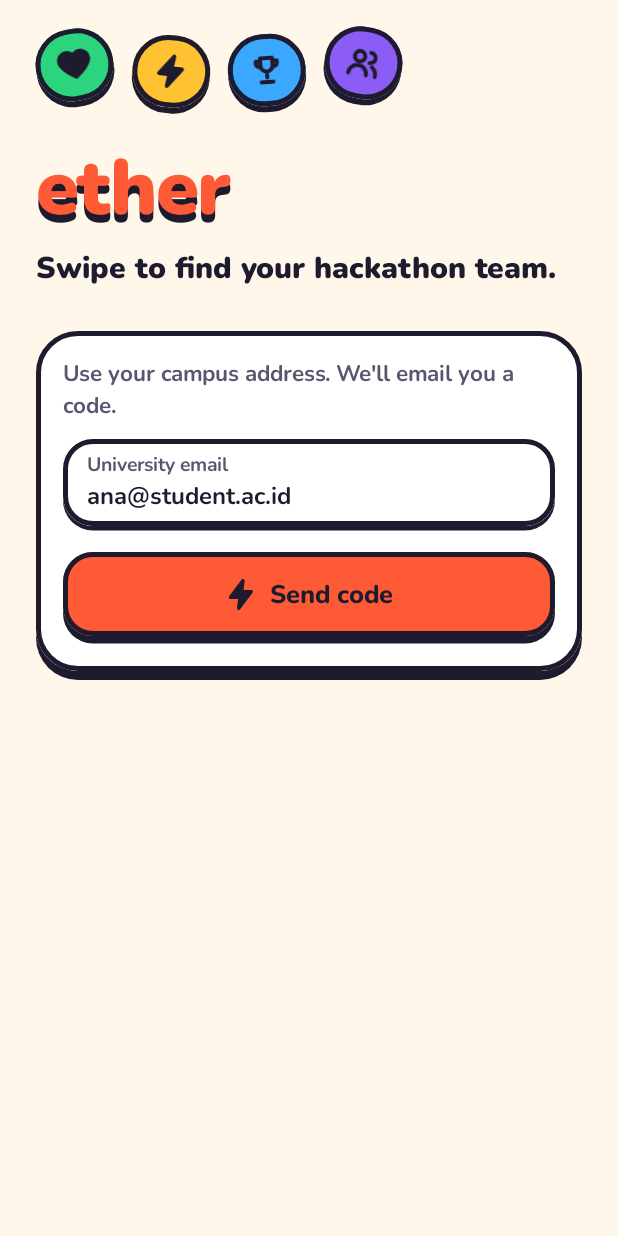
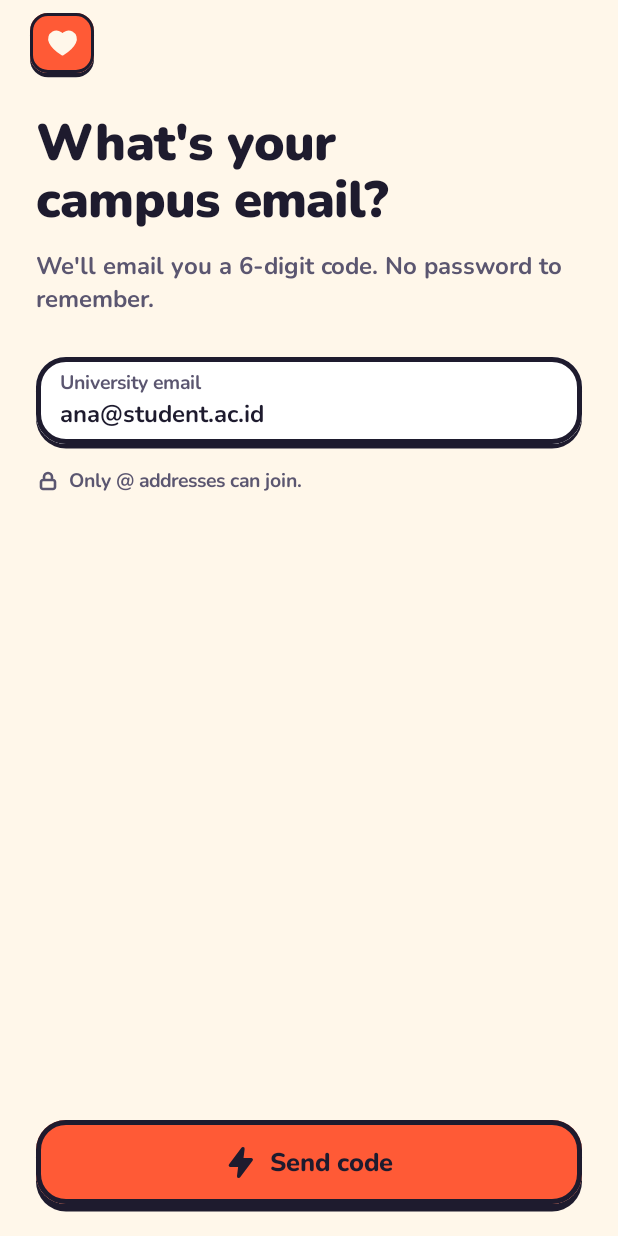
Before and after one commit to talax0n/Ether, an Android app built with Jetpack Compose: the @Preview function SignInPreview, on a phone screen of 412 x 824 dp. Run offline under Robolectric (Android 15) with nearby library versions, the phone set to English and light mode, and no system bars; pictures from the network do not load.

Commit message:
feat(ui): splash, onboarding pages, and reworked sign-in
Splash keeps the mark centred where the system splash icon sits, then
raises the wordmark under it. First launch shows three onboarding pages
(swipe, match, level up); the device remembers it has seen them.

Sign-in follows the same layout: big heading, pinned bottom button,
allowed-domain hint, six code boxes that verify on the last digit, and a
30-second resend cooldown. Maestro flows skip onboarding and drop the
Verify tap.

```diff
--- a/app/src/main/java/dev/ether/app/di/AppModule.kt
+++ b/app/src/main/java/dev/ether/app/di/AppModule.kt
@@ -5,6 +5,7 @@ import dev.ether.app.data.AuthRepository
 import dev.ether.app.data.CompetitionRepository
 import dev.ether.app.data.DeckRepository
 import dev.ether.app.data.MatchRepository
+import dev.ether.app.data.OnboardingStore
 import dev.ether.app.data.ProfileRepository
 import dev.ether.app.data.TeamRepository
 import dev.ether.app.data.fake.FakeBackend
@@ -28,6 +29,7 @@ import dev.ether.app.ui.teams.TeamsViewModel
 import io.github.jan.supabase.auth.Auth
 import io.github.jan.supabase.createSupabaseClient
 import io.github.jan.supabase.postgrest.Postgrest
+import org.koin.android.ext.koin.androidContext
 import org.koin.core.module.dsl.viewModel
 import org.koin.core.module.dsl.viewModelOf
 import org.koin.dsl.binds
@@ -56,6 +58,7 @@ private val supabaseData = module {
 }
 
 private val viewModels = module {
+    single { OnboardingStore(androidContext()) }
     viewModelOf(::AppViewModel)
     viewModelOf(::SignInViewModel)
     viewModelOf(::ProfileEditViewModel)
--- a/app/src/main/java/dev/ether/app/ui/signin/SignInScreen.kt
+++ b/app/src/main/java/dev/ether/app/ui/signin/SignInScreen.kt
@@ -1,18 +1,13 @@
 package dev.ether.app.ui.signin
 
 import androidx.compose.animation.AnimatedContent
-import androidx.compose.animation.core.LinearEasing
-import androidx.compose.animation.core.RepeatMode
-import androidx.compose.animation.core.animateFloat
-import androidx.compose.animation.core.infiniteRepeatable
-import androidx.compose.animation.core.rememberInfiniteTransition
-import androidx.compose.animation.core.tween
 import androidx.compose.animation.fadeIn
 import androidx.compose.animation.fadeOut
 import androidx.compose.animation.slideInHorizontally
 import androidx.compose.animation.slideOutHorizontally
 import androidx.compose.animation.togetherWith
 import androidx.compose.foundation.background
+import androidx.compose.foundation.clickable
 import androidx.compose.foundation.layout.Arrangement
 import androidx.compose.foundation.layout.Box
 import androidx.compose.foundation.layout.Column
@@ -26,7 +21,8 @@ import androidx.compose.foundation.layout.padding
 import androidx.compose.foundation.layout.safeDrawingPadding
 import androidx.compose.foundation.layout.size
 import androidx.compose.foundation.rememberScrollState
-import androidx.compose.foundation.shape.CircleShape
+import androidx.compose.foundation.shape.RoundedCornerShape
+import androidx.compose.foundation.text.BasicTextField
 import androidx.compose.foundation.text.KeyboardActions
 import androidx.compose.foundation.text.KeyboardOptions
 import androidx.compose.foundation.verticalScroll
@@ -34,41 +30,41 @@ import androidx.compose.material3.Icon
 import androidx.compose.material3.MaterialTheme
 import androidx.compose.material3.Text
 import androidx.compose.runtime.Composable
+import androidx.compose.runtime.LaunchedEffect
 import androidx.compose.runtime.getValue
-import androidx.compose.runtime.mutableFloatStateOf
 import androidx.compose.runtime.remember
 import androidx.compose.ui.Alignment
 import androidx.compose.ui.Modifier
-import androidx.compose.ui.graphics.Color
-import androidx.compose.ui.graphics.graphicsLayer
-import androidx.compose.ui.graphics.vector.ImageVector
+import androidx.compose.ui.draw.clip
+import androidx.compose.ui.focus.FocusRequester
+import androidx.compose.ui.focus.focusRequester
+import androidx.compose.ui.semantics.Role
+import androidx.compose.ui.semantics.contentDescription
+import androidx.compose.ui.semantics.semantics
 import androidx.compose.ui.text.input.ImeAction
 import androidx.compose.ui.text.input.KeyboardType
 import androidx.compose.ui.tooling.preview.Preview
 import androidx.compose.ui.unit.dp
+import androidx.compose.ui.unit.sp
 import androidx.lifecycle.compose.collectAsStateWithLifecycle
+import dev.ether.app.BuildConfig
 import dev.ether.app.ui.components.ArcadeIcons
 import dev.ether.app.ui.components.ArcadeTextField
 import dev.ether.app.ui.components.ErrorText
+import dev.ether.app.ui.components.EtherMark
 import dev.ether.app.ui.components.LedgeButton
-import dev.ether.app.ui.components.LedgeCard
-import dev.ether.app.ui.components.Wordmark
+import dev.ether.app.ui.components.LedgeIconButton
 import dev.ether.app.ui.components.ledge
-import dev.ether.app.ui.components.staggerIn
 import dev.ether.app.ui.theme.Arcade
-import dev.ether.app.ui.theme.Grape
-import dev.ether.app.ui.theme.Ink
-import dev.ether.app.ui.theme.Mint
-import dev.ether.app.ui.theme.Sky
-import dev.ether.app.ui.theme.Sun
+import dev.ether.app.ui.theme.Coral
 import dev.ether.app.ui.theme.EtherTheme
+import dev.ether.app.ui.theme.NumberStyle
 import org.koin.compose.viewmodel.koinViewModel
-import kotlin.math.sin
 
 @Composable
 fun SignInScreen(vm: SignInViewModel = koinViewModel()) {
     val state by vm.state.collectAsStateWithLifecycle()
-    SignInContent(state, vm::onEmailChange, vm::onCodeChange, vm::submit, vm::changeEmail)
+    SignInContent(state, vm::onEmailChange, vm::onCodeChange, vm::submit, vm::changeEmail, vm::resend)
 }
 
 @Composable
@@ -78,36 +74,30 @@ fun SignInContent(
     onCodeChange: (String) -> Unit,
     onSubmit: () -> Unit,
     onChangeEmail: () -> Unit,
+    onResend: () -> Unit,
 ) {
-    Box(Modifier.fillMaxSize().background(Arcade.colors.background)) {
-        Column(
-            Modifier.safeDrawingPadding().imePadding().verticalScroll(rememberScrollState()).padding(horizontal = 24.dp, vertical = 20.dp),
-            verticalArrangement = Arrangement.Center,
-        ) {
-            Stickers(Modifier.staggerIn(0))
-            Spacer(Modifier.height(18.dp))
-            Wordmark(Modifier.staggerIn(1))
-            Spacer(Modifier.height(4.dp))
-            Text(
-                "Swipe to find your hackathon team.",
-                Modifier.staggerIn(2),
-                style = MaterialTheme.typography.titleLarge,
-                color = Arcade.colors.text,
-            )
-            Spacer(Modifier.height(28.dp))
-            LedgeCard(Modifier.fillMaxWidth().staggerIn(3)) {
-                Column(Modifier.padding(18.dp), verticalArrangement = Arrangement.spacedBy(14.dp)) {
+    val colors = Arcade.colors
+    Column(Modifier.fillMaxSize().background(colors.background).safeDrawingPadding().imePadding()) {
+        Row(Modifier.fillMaxWidth().height(60.dp).padding(horizontal = 20.dp), verticalAlignment = Alignment.CenterVertically) {
+            if (state.step == SignInStep.CODE) {
+                LedgeIconButton(ArcadeIcons.Back, "Use a different email", onChangeEmail, size = 42.dp)
+            } else {
+                EtherMark(size = 40.dp)
+            }
+        }
         AnimatedContent(
             state.step,
+            Modifier.weight(1f),
             transitionSpec = {
                 val dir = if (targetState == SignInStep.CODE) 1 else -1
-                            (slideInHorizontally { dir * it / 3 } + fadeIn()) togetherWith (slideOutHorizontally { -dir * it / 3 } + fadeOut())
+                (slideInHorizontally { dir * it / 4 } + fadeIn()) togetherWith (slideOutHorizontally { -dir * it / 4 } + fadeOut())
             },
             label = "step",
         ) { step ->
+            Column(Modifier.fillMaxSize().verticalScroll(rememberScrollState()).padding(horizontal = 24.dp, vertical = 12.dp)) {
                 when (step) {
-                            SignInStep.EMAIL -> Column(verticalArrangement = Arrangement.spacedBy(12.dp)) {
-                                Text("Use your campus address. We'll email you a code.", style = MaterialTheme.typography.bodyMedium, color = Arcade.colors.muted)
+                    SignInStep.EMAIL -> {
+                        Heading("What's your\ncampus email?", "We'll email you a 6-digit code. No password to remember.")
                         ArcadeTextField(
                             value = state.email,
                             onValueChange = onEmailChange,
@@ -115,71 +105,100 @@ fun SignInContent(
                             keyboardOptions = KeyboardOptions(keyboardType = KeyboardType.Email, imeAction = ImeAction.Send),
                             keyboardActions = KeyboardActions(onSend = { onSubmit() }),
                         )
-                            }
-                            SignInStep.CODE -> Column(verticalArrangement = Arrangement.spacedBy(12.dp)) {
-                                Text("We sent a 6-digit code to ${state.email.trim()}.", style = MaterialTheme.typography.bodyMedium, color = Arcade.colors.muted)
-                                ArcadeTextField(
-                                    value = state.code,
-                                    onValueChange = onCodeChange,
-                                    label = "6-digit code",
-                                    numeric = true,
-                                    keyboardOptions = KeyboardOptions(keyboardType = KeyboardType.NumberPassword, imeAction = ImeAction.Done),
-                                    keyboardActions = KeyboardActions(onDone = { onSubmit() }),
+                        Spacer(Modifier.height(12.dp))
+                        Row(verticalAlignment = Alignment.CenterVertically) {
+                            Icon(ArcadeIcons.Lock, null, tint = colors.muted, modifier = Modifier.size(16.dp))
+                            Spacer(Modifier.size(6.dp))
+                            Text(
+                                "Only @${BuildConfig.ALLOWED_EMAIL_DOMAIN} addresses can join.",
+                                style = MaterialTheme.typography.bodySmall,
+                                color = colors.muted,
                             )
                         }
                     }
+                    SignInStep.CODE -> {
+                        Heading("Check your\ninbox", "Enter the code we sent to ${state.email.trim()}.")
+                        CodeCells(state.code, onCodeChange, enabled = !state.busy)
+                        Spacer(Modifier.height(16.dp))
+                        ResendRow(state.resendIn, enabled = !state.busy, onResend)
                     }
-                    state.error?.let { ErrorText(it) }
+                }
+                state.error?.let {
+                    Spacer(Modifier.height(14.dp))
+                    ErrorText(it)
+                }
+            }
+        }
         LedgeButton(
             if (state.step == SignInStep.EMAIL) "Send code" else "Verify",
             onSubmit,
-                        Modifier.fillMaxWidth(),
+            Modifier.fillMaxWidth().padding(horizontal = 24.dp, vertical = 16.dp),
             enabled = state.canSubmit || state.busy,
             busy = state.busy,
             icon = if (state.step == SignInStep.EMAIL) ArcadeIcons.Bolt else ArcadeIcons.Check,
         )
     }
 }
-            if (state.step == SignInStep.CODE) {
-                Spacer(Modifier.height(12.dp))
-                LedgeButton(
-                    "Use a different email", onChangeEmail, Modifier.fillMaxWidth(),
-                    color = Color.Transparent, contentColor = Arcade.colors.text, height = 48.dp,
-                )
+
+@Composable
+private fun Heading(title: String, body: String) {
+    Text(title, style = MaterialTheme.typography.displaySmall, color = Arcade.colors.text)
+    Spacer(Modifier.height(10.dp))
+    Text(body, style = MaterialTheme.typography.bodyLarge, color = Arcade.colors.muted)
+    Spacer(Modifier.height(28.dp))
+}
+
+/** Six code boxes over one hidden text field, so paste, autofill and the keyboard all behave like a normal input. */
+@Composable
+private fun CodeCells(code: String, onChange: (String) -> Unit, enabled: Boolean) {
+    val focus = remember { FocusRequester() }
+    LaunchedEffect(Unit) { focus.requestFocus() }
+    val colors = Arcade.colors
+    BasicTextField(
+        value = code,
+        onValueChange = onChange,
+        enabled = enabled,
+        singleLine = true,
+        keyboardOptions = KeyboardOptions(keyboardType = KeyboardType.NumberPassword, imeAction = ImeAction.Done),
+        modifier = Modifier.fillMaxWidth().focusRequester(focus).semantics { contentDescription = "6-digit code" },
+        decorationBox = {
+            Row(Modifier.fillMaxWidth(), horizontalArrangement = Arrangement.spacedBy(8.dp)) {
+                repeat(SignInUiState.CODE_LENGTH) { i ->
+                    val active = enabled && i == code.length
+                    Box(
+                        Modifier.weight(1f).height(64.dp)
+                            .ledge(RoundedCornerShape(14.dp), colors.surface, if (active) Coral else colors.line, colors.ledge, if (active) 5.dp else 3.dp),
+                        contentAlignment = Alignment.Center,
+                    ) {
+                        Text(code.getOrNull(i)?.toString() ?: "", style = NumberStyle.copy(fontSize = 26.sp), color = colors.text)
                     }
                 }
             }
+        },
+    )
 }
 
-/** Four reward stickers that bob gently above the logo: the arcade promise before the first tap. */
 @Composable
-private fun Stickers(modifier: Modifier = Modifier) {
-    val t = if (Arcade.reducedMotion) remember { mutableFloatStateOf(0f) } else rememberInfiniteTransition(label = "bob")
-        .animateFloat(0f, (2 * Math.PI).toFloat(), infiniteRepeatable(tween(3200, easing = LinearEasing), RepeatMode.Restart), label = "t")
-    val items = listOf<Triple<ImageVector, Color, Float>>(
-        Triple(ArcadeIcons.HeartFilled, Mint, -10f),
-        Triple(ArcadeIcons.Bolt, Sun, 6f),
-        Triple(ArcadeIcons.Trophy, Sky, -4f),
-        Triple(ArcadeIcons.Users, Grape, 10f),
+private fun ResendRow(resendIn: Int, enabled: Boolean, onResend: () -> Unit) {
+    val colors = Arcade.colors
+    if (resendIn > 0) {
+        Text(
+            "Resend code in 0:${resendIn.toString().padStart(2, '0')}",
+            style = MaterialTheme.typography.bodyMedium,
+            color = colors.muted,
         )
-    Row(modifier, horizontalArrangement = Arrangement.spacedBy(12.dp)) {
-        items.forEachIndexed { i, (icon, color, tilt) ->
-            Box(
-                Modifier
-                    .graphicsLayer {
-                        translationY = sin(t.value + i * 1.3f) * 4.dp.toPx()
-                        rotationZ = tilt
-                    }
-                    .size(52.dp)
-                    .ledge(CircleShape, color, Arcade.colors.line, Arcade.colors.ledge, 4.dp),
-                contentAlignment = Alignment.Center,
-            ) { Icon(icon, contentDescription = null, tint = Ink, modifier = Modifier.size(24.dp)) }
-        }
+    } else {
+        Text(
+            "Resend code",
+            Modifier.clip(RoundedCornerShape(8.dp)).clickable(enabled = enabled, role = Role.Button, onClick = onResend).padding(vertical = 4.dp),
+            style = MaterialTheme.typography.titleSmall,
+            color = colors.text,
+        )
     }
 }
 
 @Preview
 @Composable
 private fun SignInPreview() {
-    EtherTheme { SignInContent(SignInUiState(email = "ana@student.ac.id"), {}, {}, {}, {}) }
+    EtherTheme { SignInContent(SignInUiState(email = "ana@student.ac.id"), {}, {}, {}, {}, {}) }
 }
--- a/app/src/main/res/values-night/themes.xml
+++ b/app/src/main/res/values-night/themes.xml
@@ -2,5 +2,5 @@
     <style name="Theme.Ether" parent="android:Theme.Material.NoActionBar">
         <item name="android:windowBackground">@color/window_background</item>
     </style>
-    <color name="window_background">#FF16131A</color>
+    <color name="window_background">#FF17142A</color>
 </resources>
--- a/app/src/main/res/values/themes.xml
+++ b/app/src/main/res/values/themes.xml
@@ -2,6 +2,6 @@
     <style name="Theme.Ether" parent="android:Theme.Material.Light.NoActionBar">
         <item name="android:windowBackground">@color/window_background</item>
     </style>
-    <color name="window_background">#FFFFF8F4</color>
+    <color name="window_background">#FFFFF7EA</color>
     <color name="brand">#FFFF5A36</color>
 </resources>
```
Also changed, not shown: app/src/main/java/dev/ether/app/data/OnboardingStore.kt (added, +22 -0 lines), app/src/main/java/dev/ether/app/ui/EtherRoot.kt (+26 -4 lines), app/src/main/java/dev/ether/app/ui/components/States.kt (+46 -9 lines), app/src/main/java/dev/ether/app/ui/onboarding/OnboardingScreen.kt (added, +292 -0 lines), app/src/main/java/dev/ether/app/ui/signin/SignInViewModel.kt (+42 -4 lines), 4 other files. Lines whose indentation alone changed are shown as unchanged.
